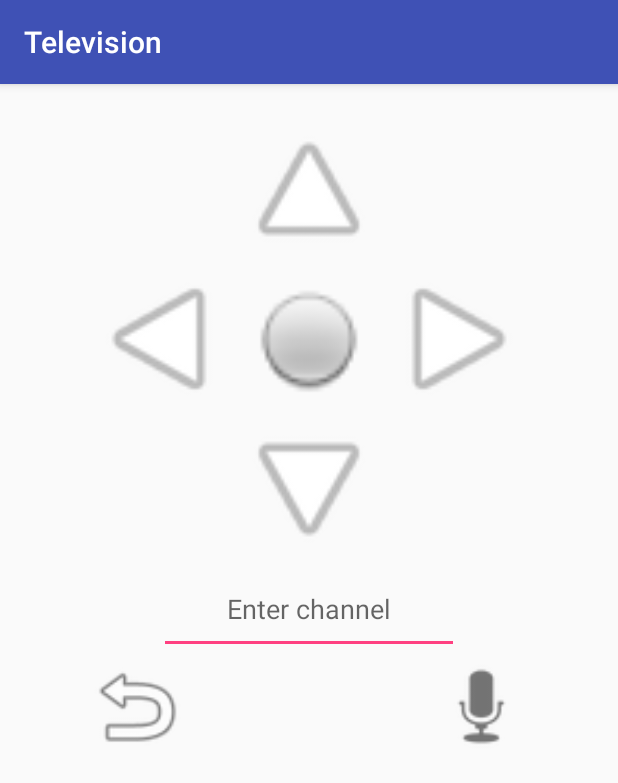
After one commit to abbysun/Project, an Android app: the TelevisionActivity screen opened directly, with no data from a screen before it, on a phone screen of 412 x 824 dp. The commit adds this screen. Shown: the top 783 px of the screen. Run offline under Robolectric (Android 15) with nearby library versions, the phone set to English and light mode, and no system bars; 2 statements that could not run were skipped.

Commit message:
LivingRoomFragment - Added ListView that will contain all items to be controlled - Added TelevisionActivity which will handle television input
notes:
- Still need to add Fragment functionality for LivingRoom and Television
- Should meet requirements for first milestone.

```diff
--- a/app/build.gradle
+++ b/app/build.gradle
@@ -26,5 +26,6 @@ dependencies {
     })
     compile 'com.android.support:appcompat-v7:25.0.0'
     compile 'com.android.support:design:25.0.0'
+    compile 'com.android.support:support-v4:25.0.0'
     testCompile 'junit:junit:4.12'
 }
--- a/app/src/main/AndroidManifest.xml
+++ b/app/src/main/AndroidManifest.xml
@@ -14,9 +14,13 @@
             android:theme="@style/AppTheme.NoActionBar">
             <intent-filter>
                 <action android:name="android.intent.action.MAIN" />
+
                 <category android:name="android.intent.category.LAUNCHER" />
             </intent-filter>
         </activity>
+        <activity
+            android:name=".TelevisionActivity"
+            android:label="Television" />
     </application>
 
 </manifest>
--- /dev/null
+++ b/app/src/main/java/com/sun/abby/cst2335_finalproject/TelevisionActivity.java
@@ -0,0 +1,96 @@
+package com.sun.abby.cst2335_finalproject;
+
+import android.os.Bundle;
+import android.support.v7.app.AppCompatActivity;
+import android.view.View;
+import android.widget.EditText;
+import android.widget.ImageButton;
+import android.widget.Toast;
+
+import static android.widget.Toast.LENGTH_SHORT;
+
+public class TelevisionActivity extends AppCompatActivity {
+
+    ImageButton ibUp;
+    ImageButton ibLeft;
+    ImageButton ibEnter;
+    ImageButton ibRight;
+    ImageButton ibDown;
+
+    EditText etInput;
+    ImageButton ibMic;
+    ImageButton ibBack;
+
+    @Override
+    protected void onCreate(Bundle savedInstanceState) {
+        super.onCreate(savedInstanceState);
+        setContentView(R.layout.fragment_television);
+
+        ibUp= (ImageButton) findViewById(R.id.television_up);
+        ibUp.setOnClickListener(new View.OnClickListener() {
+            @Override
+            public void onClick(View view) {
+                Toast toast = Toast.makeText(view.getContext(), "UP", LENGTH_SHORT);
+                toast.show();
+            }
+        });
+
+        ibLeft= (ImageButton) findViewById(R.id.television_left);
+        ibLeft.setOnClickListener(new View.OnClickListener() {
+            @Override
+            public void onClick(View view) {
+                Toast toast = Toast.makeText(view.getContext(), "LEFT", LENGTH_SHORT);
+                toast.show();
+            }
+        });
+
+        ibEnter= (ImageButton) findViewById(R.id.television_enter);
+        ibEnter.setOnClickListener(new View.OnClickListener() {
+            @Override
+            public void onClick(View view) {
+                Toast toast = Toast.makeText(view.getContext(), "Changing to " + etInput.getText(), LENGTH_SHORT);
+                etInput.setText("");
+                toast.show();
+            }
+        });
+
+        ibRight= (ImageButton) findViewById(R.id.television_right);
+        ibRight.setOnClickListener(new View.OnClickListener() {
+            @Override
+            public void onClick(View view) {
+                Toast toast = Toast.makeText(view.getContext(), "RIGHT", LENGTH_SHORT);
+                toast.show();
+            }
+        });
+
+        ibDown= (ImageButton) findViewById(R.id.television_down);
+        ibDown.setOnClickListener(new View.OnClickListener() {
+            @Override
+            public void onClick(View view) {
+                Toast toast = Toast.makeText(view.getContext(), "DOWN", LENGTH_SHORT);
+                toast.show();
+            }
+        });
+
+        etInput = (EditText) findViewById(R.id.television_input);
+
+        ibMic = (ImageButton) findViewById(R.id.television_input_return);
+        ibMic.setOnClickListener(new View.OnClickListener() {
+            @Override
+            public void onClick(View view) {
+                Toast toast = Toast.makeText(view.getContext(), "Voice commannd...", LENGTH_SHORT);
+                toast.show();
+            }
+        });
+
+        ibBack = (ImageButton) findViewById(R.id.television_input_back);
+        ibBack.setOnClickListener(new View.OnClickListener() {
+            @Override
+            public void onClick(View view) {
+                Toast toast = Toast.makeText(view.getContext(), "Previous channel...", LENGTH_SHORT);
+                toast.show();
+            }
+        });
+
+    }
+}
--- /dev/null
+++ b/app/src/main/res/layout/fragment_television.xml
@@ -0,0 +1,123 @@
+<FrameLayout xmlns:android="http://schemas.android.com/apk/res/android"
+    xmlns:app="http://schemas.android.com/apk/res-auto"
+    xmlns:tools="http://schemas.android.com/tools"
+    android:layout_width="match_parent"
+    android:layout_height="match_parent"
+    android:layout_gravity="center"
+    tools:context="com.sun.abby.cst2335_finalproject.TelevisionFragment">
+
+    <LinearLayout
+        android:layout_width="match_parent"
+        android:layout_height="wrap_content"
+        android:orientation="vertical"
+        android:padding="20dp">
+
+        <GridLayout
+            android:id="@+id/arrows"
+            android:layout_width="wrap_content"
+            android:layout_height="wrap_content"
+            android:columnCount="3"
+            android:rowCount="3"
+            android:layout_gravity="center">
+
+            <ImageButton
+                android:contentDescription="@string/television_desc_up"
+                android:id="@+id/television_up"
+                android:background="@android:drawable/ic_media_play"
+                android:layout_row="0"
+                android:layout_column="1"
+                android:minWidth="100dp"
+                android:minHeight="100dp"
+                android:rotation="270"/>
+
+            <ImageButton
+                android:contentDescription="@string/television_desc_left"
+                android:id="@+id/television_left"
+                android:background="@android:drawable/ic_media_play"
+                android:layout_row="1"
+                android:layout_column="0"
+                android:minWidth="100dp"
+                android:minHeight="100dp"
+                android:rotation="180"/>
+
+            <ImageButton
+                android:contentDescription="@string/television_desc_enter"
+                android:id="@+id/television_enter"
+                android:background="@android:drawable/radiobutton_off_background"
+                android:layout_row="1"
+                android:layout_column="1"
+                android:minWidth="80dp"
+                android:minHeight="80dp"
+                android:layout_gravity="center"/>
+
+            <ImageButton
+                android:contentDescription="@string/television_desc_right"
+                android:id="@+id/television_right"
+                android:background="@android:drawable/ic_media_play"
+                android:layout_row="1"
+                android:layout_column="2"
+                android:minWidth="100dp"
+                android:minHeight="100dp"/>
+
+            <ImageButton
+                android:contentDescription="@string/television_desc_down"
+                android:id="@+id/television_down"
+                android:background="@android:drawable/ic_media_play"
+                android:layout_row="2"
+                android:layout_column="1"
+                android:minWidth="100dp"
+                android:minHeight="100dp"
+                android:rotation="90"/>
+
+
+        </GridLayout>
+
+        <EditText
+            android:id="@+id/television_input"
+            android:layout_width="200dp"
+            android:layout_height="60dp"
+            android:layout_gravity="center"
+            android:inputType="numberPassword|textVisiblePassword"
+            android:digits="0123456789"
+            android:ems="4"
+            android:textColor="@android:color/black"
+            android:gravity="center"
+            android:hint="@string/television_input"
+            android:maxLines="1" />
+
+        <GridLayout
+            android:layout_width="wrap_content"
+            android:layout_height="wrap_content"
+            android:rowCount="1"
+            android:columnCount="3"
+            android:layout_gravity="center">
+
+            <ImageButton
+                android:contentDescription="@string/television_desc_back"
+                android:id="@+id/television_input_back"
+                android:background="@android:drawable/ic_menu_revert"
+                android:layout_row="0"
+                android:layout_column="0"
+                android:minWidth="70dp"
+                android:minHeight="70dp"/>
+
+            <Space
+                android:layout_height="wrap_content"
+                android:layout_row="0"
+                android:layout_column="1"
+                android:layout_width="160dp" />
+
+            <ImageButton
+                android:contentDescription="@string/television_desc_mic"
+                android:id="@+id/television_input_mic"
+                android:background="@android:drawable/ic_btn_speak_now"
+                android:layout_row="0"
+                android:layout_column="2"
+                android:minWidth="70dp"
+                android:minHeight="70dp"/>
+
+        </GridLayout>
+
+    </LinearLayout>
+
+</FrameLayout>
--- a/app/src/main/res/values/strings.xml
+++ b/app/src/main/res/values/strings.xml
@@ -3,4 +3,18 @@
     <string name="title_activity_home_page">Smart Control</string>
     <string name="action_settings">Settings</string>
     <string name="section_format">Hello World from section: %1$d</string>
+
+    <!-- Living Room -->
+    <string name="livingroom_television">Television</string>
+    <string name="livingroom_lamp1">Lamp 1</string>
+    <string name="television_input">Enter channel</string>
+    <string name="television_desc_up">Up button</string>
+    <string name="television_desc_left">Left button</string>
+    <string name="television_desc_enter">Enter button</string>
+    <string name="television_desc_right">Right button</string>
+    <string name="television_desc_down">Down button</string>
+    <string name="television_desc_input">Channel input box</string>
+    <string name="television_desc_back">Back button</string>
+    <string name="television_desc_mic">Voice activation button</string>
+
 </resources>
```
Also changed, not shown: app/src/main/java/com/sun/abby/cst2335_finalproject/LivingRoomFragment.java (+45 -3 lines), app/src/main/java/com/sun/abby/cst2335_finalproject/TelevisionFragment.java (added, +100 -0 lines), app/src/main/res/layout/living_room.xml (+5 -5 lines).
